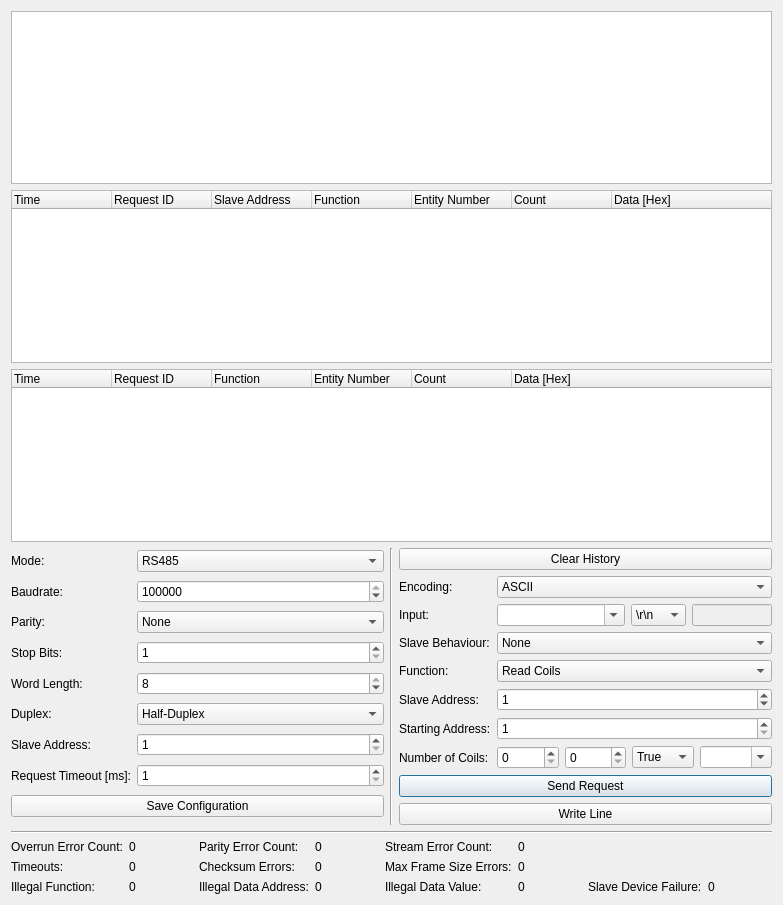
Tinkerforge/brickv, file src/brickv/plugin_system/plugins/rs485/ui/rs485.ui: the form before one commit.
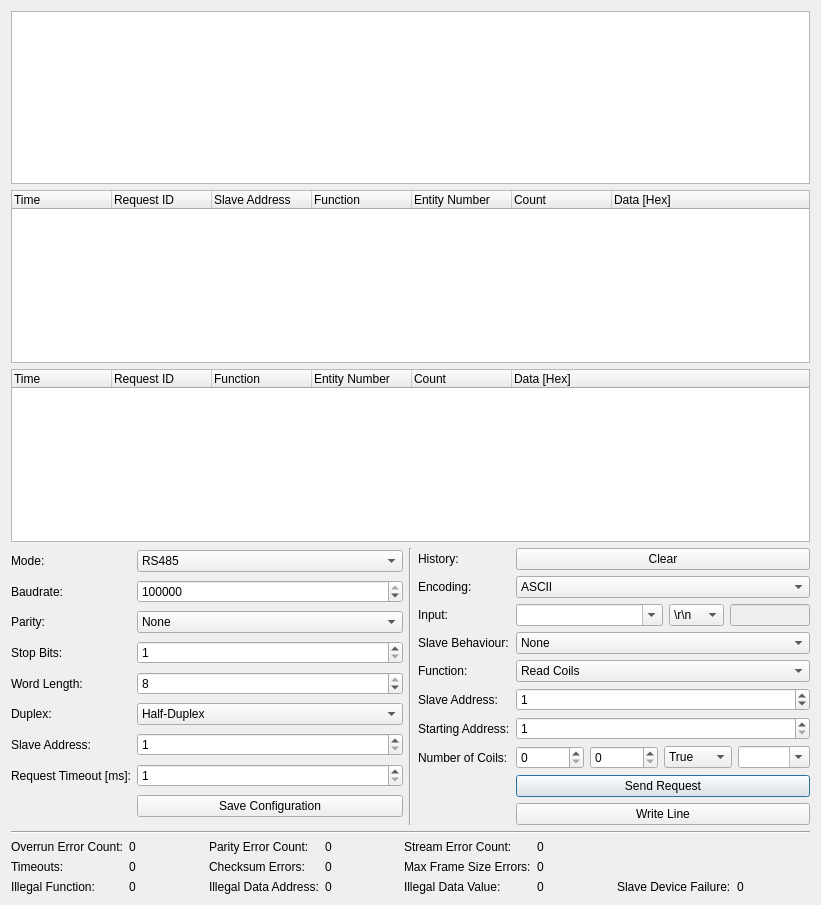
The form after the commit. Custom widgets are drawn as their Qt base class.

Commit message:
rs485: Fix layout stretch for hex view
And align buttons.

Patch:
```diff
--- a/src/brickv/plugin_system/plugins/rs485/ui/rs485.ui
+++ b/src/brickv/plugin_system/plugins/rs485/ui/rs485.ui
@@ -6,7 +6,7 @@
    <rect>
     <x>0</x>
     <y>0</y>
-    <width>783</width>
+    <width>821</width>
     <height>905</height>
    </rect>
   </property>
@@ -265,19 +265,6 @@
          </property>
         </widget>
        </item>
-       <item row="8" column="0" colspan="2">
-        <widget class="QPushButton" name="apply_button">
-         <property name="sizePolicy">
-          <sizepolicy hsizetype="Minimum" vsizetype="Fixed">
-           <horstretch>1</horstretch>
-           <verstretch>0</verstretch>
-          </sizepolicy>
-         </property>
-         <property name="text">
-          <string>Save Configuration</string>
-         </property>
-        </widget>
-       </item>
        <item row="5" column="1">
         <widget class="QComboBox" name="duplex_combobox">
          <property name="sizePolicy">
@@ -340,6 +327,19 @@
          </property>
         </widget>
        </item>
+       <item row="8" column="1">
+        <widget class="QPushButton" name="apply_button">
+         <property name="sizePolicy">
+          <sizepolicy hsizetype="Minimum" vsizetype="Fixed">
+           <horstretch>1</horstretch>
+           <verstretch>0</verstretch>
+          </sizepolicy>
+         </property>
+         <property name="text">
+          <string>Save Configuration</string>
+         </property>
+        </widget>
+       </item>
       </layout>
      </item>
      <item>
@@ -537,35 +537,6 @@
          </property>
         </widget>
        </item>
-       <item row="0" column="0" colspan="2">
-        <widget class="QPushButton" name="button_clear_text">
-         <property name="sizePolicy">
-          <sizepolicy hsizetype="Expanding" vsizetype="Fixed">
-           <horstretch>1</horstretch>
-           <verstretch>0</verstretch>
-          </sizepolicy>
-         </property>
-         <property name="text">
-          <string>Clear History</string>
-         </property>
-         <property name="autoDefault">
-          <bool>false</bool>
-         </property>
-         <property name="default">
-          <bool>false</bool>
-         </property>
-        </widget>
-       </item>
-       <item row="8" column="0" colspan="2">
-        <widget class="QPushButton" name="modbus_master_send_button">
-         <property name="text">
-          <string>Send Request</string>
-         </property>
-         <property name="default">
-          <bool>true</bool>
-         </property>
-        </widget>
-       </item>
        <item row="7" column="0">
         <widget class="QLabel" name="modbus_master_param2_label">
          <property name="text">
@@ -573,16 +544,6 @@
          </property>
         </widget>
        </item>
-       <item row="9" column="0" colspan="2">
-        <widget class="QPushButton" name="rs485_send_button">
-         <property name="text">
-          <string>Write Line</string>
-         </property>
-         <property name="default">
-          <bool>false</bool>
-         </property>
-        </widget>
-       </item>
        <item row="4" column="0">
         <widget class="QLabel" name="modbus_master_function_label">
          <property name="text">
@@ -687,6 +648,52 @@
          </property>
         </widget>
        </item>
+       <item row="0" column="1">
+        <widget class="QPushButton" name="button_clear_text">
+         <property name="sizePolicy">
+          <sizepolicy hsizetype="Expanding" vsizetype="Fixed">
+           <horstretch>1</horstretch>
+           <verstretch>0</verstretch>
+          </sizepolicy>
+         </property>
+         <property name="text">
+          <string>Clear</string>
+         </property>
+         <property name="autoDefault">
+          <bool>false</bool>
+         </property>
+         <property name="default">
+          <bool>false</bool>
+         </property>
+        </widget>
+       </item>
+       <item row="0" column="0">
+        <widget class="QLabel" name="label_5">
+         <property name="text">
+          <string>History:</string>
+         </property>
+        </widget>
+       </item>
+       <item row="8" column="1">
+        <widget class="QPushButton" name="modbus_master_send_button">
+         <property name="text">
+          <string>Send Request</string>
+         </property>
+         <property name="default">
+          <bool>true</bool>
+         </property>
+        </widget>
+       </item>
+       <item row="9" column="1">
+        <widget class="QPushButton" name="rs485_send_button">
+         <property name="text">
+          <string>Write Line</string>
+         </property>
+         <property name="default">
+          <bool>false</bool>
+         </property>
+        </widget>
+       </item>
       </layout>
      </item>
     </layout>
```
The commit also changes 1 other file.
